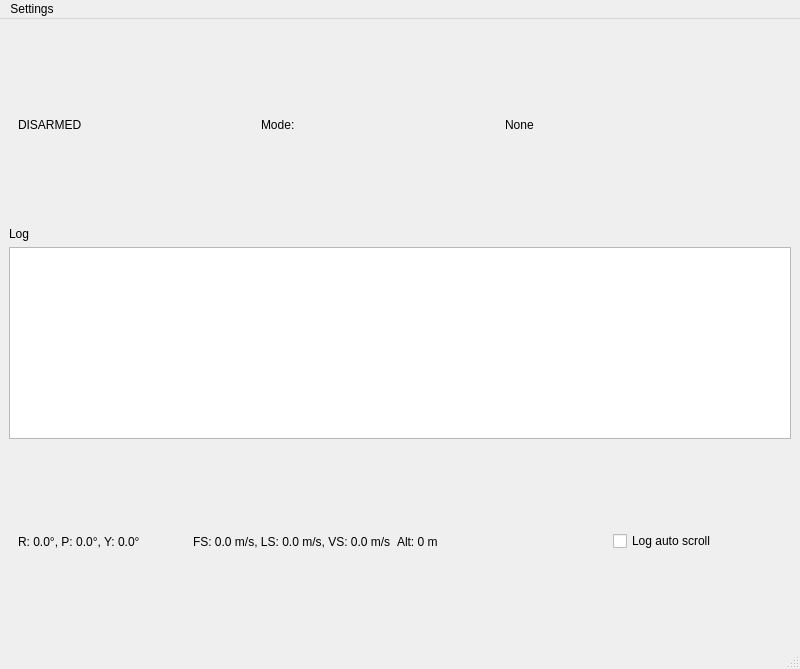
Above: mainwindow.ui from Enem-20/CGS before the change. Below: the same form after it.
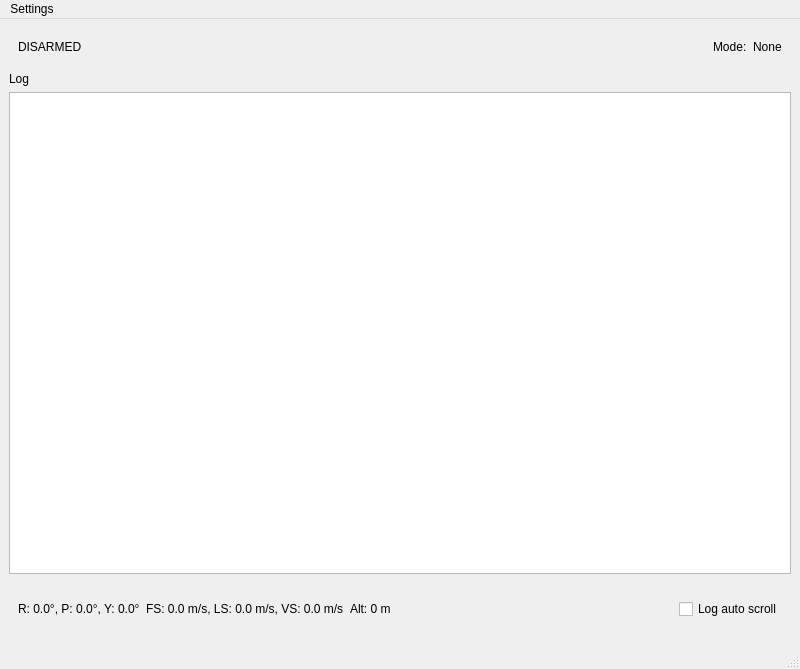
That is the form after the change.

```diff
--- a/mainwindow.ui
+++ b/mainwindow.ui
@@ -35,6 +35,19 @@
          </property>
         </widget>
        </item>
+       <item>
+        <spacer name="horizontalSpacer">
+         <property name="orientation">
+          <enum>Qt::Orientation::Horizontal</enum>
+         </property>
+         <property name="sizeHint" stdset="0">
+          <size>
+           <width>40</width>
+           <height>20</height>
+          </size>
+         </property>
+        </spacer>
+       </item>
        <item>
         <widget class="QLabel" name="label_8">
          <property name="text">
@@ -49,16 +62,6 @@
          </property>
         </widget>
        </item>
-       <item>
-        <spacer name="horizontalSpacer">
-         <property name="sizeHint" stdset="0">
-          <size>
-           <width>40</width>
-           <height>20</height>
-          </size>
-         </property>
-        </spacer>
-       </item>
       </layout>
      </widget>
     </item>
@@ -98,10 +101,13 @@
        </item>
        <item>
         <spacer name="horizontalSpacer_2">
+         <property name="orientation">
+          <enum>Qt::Orientation::Horizontal</enum>
+         </property>
          <property name="sizeHint" stdset="0">
           <size>
-           <width>40</width>
-           <height>20</height>
+           <width>20</width>
+           <height>40</height>
           </size>
          </property>
         </spacer>
```
Left out of the diff: 12 changed lines with no effect on the pictures.
